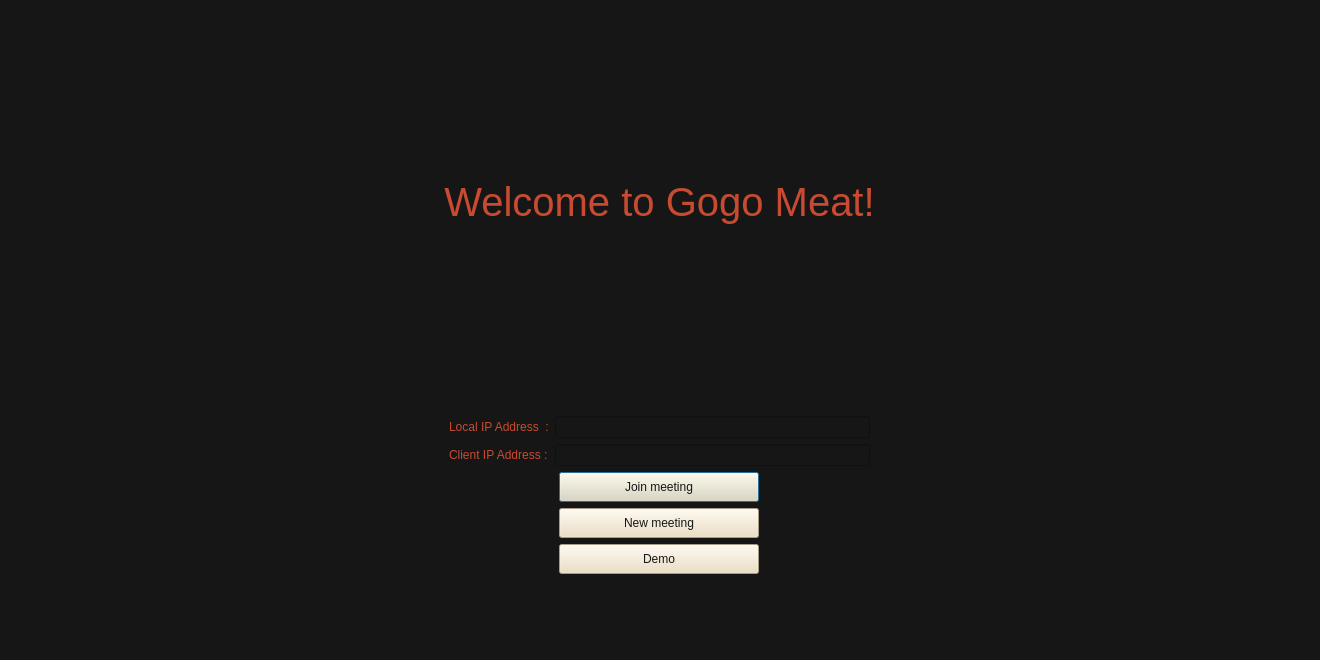
Old version of the form user_interfaces/home.ui in the repository hfzdnnzl/Final-Year-Project.
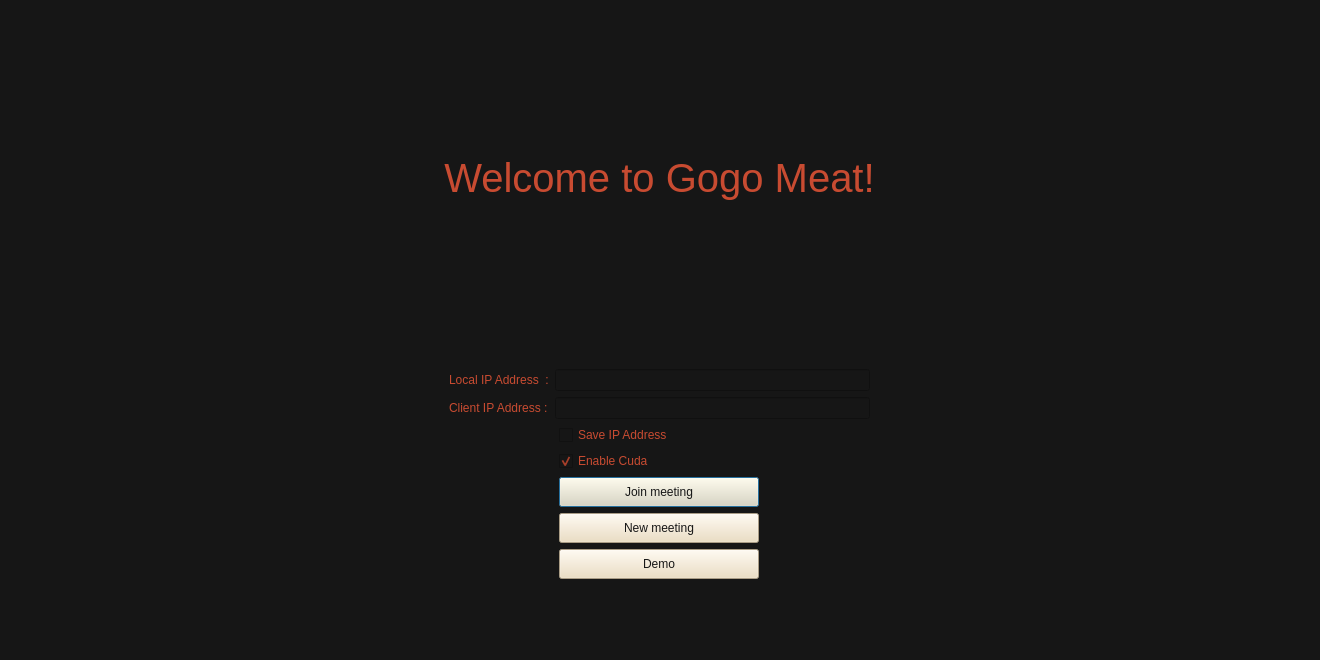
New version of the form.

The edit to the form file:
```diff
--- a/user_interfaces/home.ui
+++ b/user_interfaces/home.ui
@@ -31,7 +31,7 @@
       <x>-1</x>
       <y>-7</y>
       <width>1321</width>
-      <height>681</height>
+      <height>686</height>
      </rect>
     </property>
     <layout class="QVBoxLayout" name="verticalLayout">
@@ -49,7 +49,7 @@
        <property name="minimumSize">
         <size>
          <width>0</width>
-         <height>400</height>
+         <height>300</height>
         </size>
        </property>
        <property name="font">
@@ -139,6 +139,59 @@
        </item>
       </layout>
      </item>
+     <item alignment="Qt::AlignHCenter">
+      <widget class="QCheckBox" name="saveAddressCB">
+       <property name="minimumSize">
+        <size>
+         <width>200</width>
+         <height>0</height>
+        </size>
+       </property>
+       <property name="maximumSize">
+        <size>
+         <width>400</width>
+         <height>16777215</height>
+        </size>
+       </property>
+       <property name="styleSheet">
+        <string notr="true">color:rgb(200, 75, 49);</string>
+       </property>
+       <property name="text">
+        <string>Save IP Address</string>
+       </property>
+       <property name="checked">
+        <bool>false</bool>
+       </property>
+      </widget>
+     </item>
+     <item alignment="Qt::AlignHCenter">
+      <widget class="QCheckBox" name="enableCudaCB">
+       <property name="enabled">
+        <bool>true</bool>
+       </property>
+       <property name="minimumSize">
+        <size>
+         <width>200</width>
+         <height>0</height>
+        </size>
+       </property>
+       <property name="maximumSize">
+        <size>
+         <width>400</width>
+         <height>16777215</height>
+        </size>
+       </property>
+       <property name="styleSheet">
+        <string notr="true">color:rgb(200, 75, 49);</string>
+       </property>
+       <property name="text">
+        <string>Enable Cuda</string>
+       </property>
+       <property name="checked">
+        <bool>true</bool>
+       </property>
+      </widget>
+     </item>
      <item alignment="Qt::AlignHCenter">
       <widget class="QPushButton" name="joinButton">
        <property name="minimumSize">
```
Left out of the diff: 2 changed lines with no effect on the pictures.
